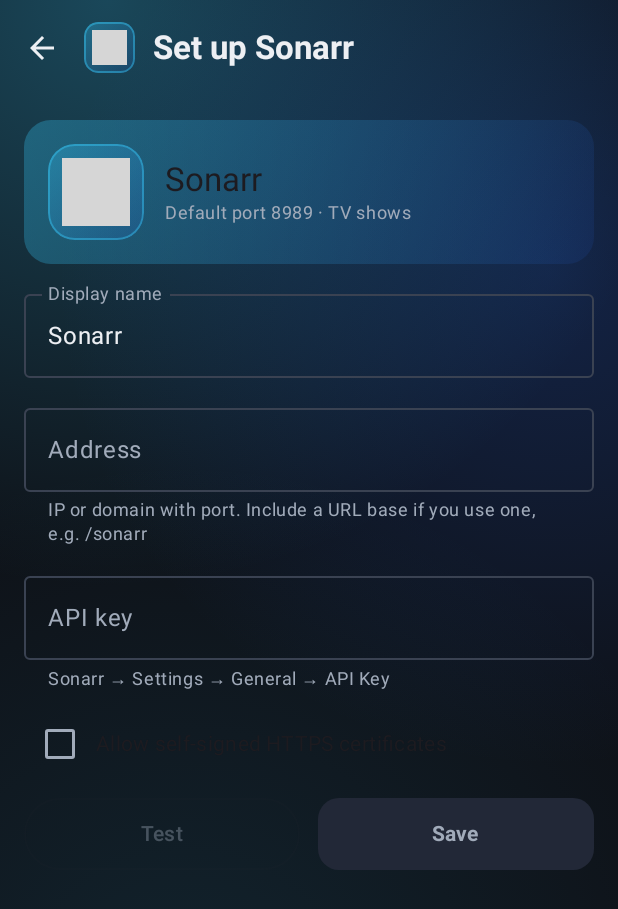
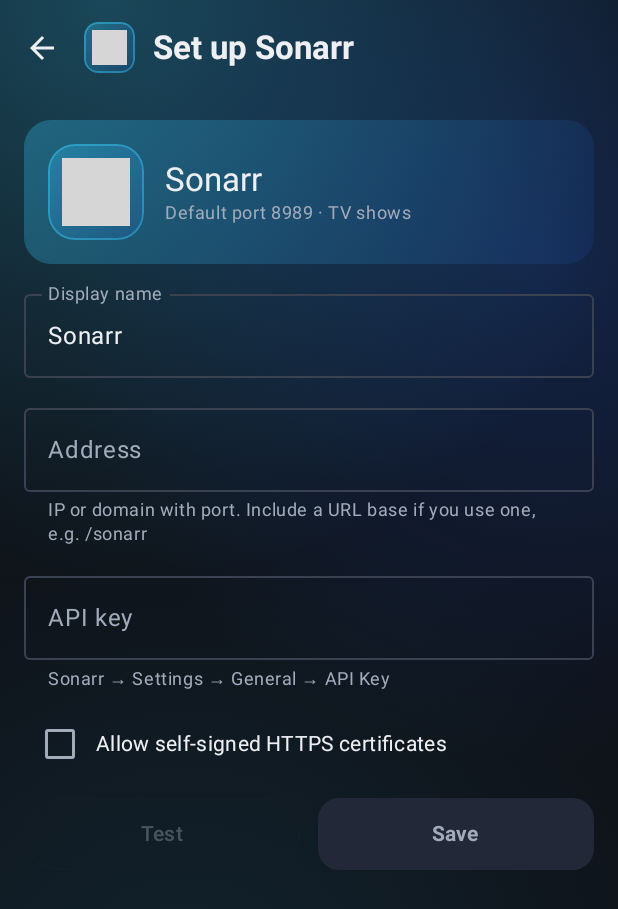
Before and after one commit to bdlnaredi/Arrmada360, an Android app built with Jetpack Compose: the composable ServiceEditorScreen called with empty values, on a phone screen of 412 x 824 dp. Shown: the top 909 px of the screen. Run offline under Robolectric (Android 15) with nearby library versions, the phone set to English and light mode, and no system bars; our stand-ins replace Shimmer; pictures from the network do not load; grey boxes are pictures that could not be loaded.

Commit message:
Fix black text on dark background; bold white titles for Sonarr/Radarr
Plain text now defaults to the light theme colour everywhere, and media titles
(library, details, calendar, queue, episodes, search, Seerr, Tautulli) are bold white.

Co-Authored-By: Claude Opus 5.5 <noreply@anthropic.com>
Claude-Session: https://claude.ai/code/session_01371EJp1eiECjp2amPHvCGM

```diff
--- a/app/src/main/java/com/arrmada360/app/ui/Common.kt
+++ b/app/src/main/java/com/arrmada360/app/ui/Common.kt
@@ -194,7 +194,12 @@ fun AppBackground(modifier: Modifier = Modifier, content: @Composable () -> Unit
                 radius = w * 0.9f, center = Offset(w * 0.3f, h * (0.85f - 0.1f * drift)),
             )
         },
-    ) { content() }
+    ) {
+        // Make every plain Text light by default (a transparent background otherwise falls back to black).
+        androidx.compose.runtime.CompositionLocalProvider(
+            androidx.compose.material3.LocalContentColor provides MaterialTheme.colorScheme.onBackground,
+        ) { content() }
+    }
 }
 
 
@@ -249,6 +254,7 @@ fun AppScaffold(
             },
             floatingActionButton = fab,
             containerColor = Color.Transparent,
+            contentColor = MaterialTheme.colorScheme.onBackground,
             content = content,
         )
     }
--- a/app/src/main/java/com/arrmada360/app/ui/screens/IndexerScreens.kt
+++ b/app/src/main/java/com/arrmada360/app/ui/screens/IndexerScreens.kt
@@ -263,7 +263,7 @@ private fun MediaRow(items: List<MediaItem>, onClick: (MediaItem) -> Unit) {
         items(items) { m ->
             Column(Modifier.width(104.dp).clickable { onClick(m) }) {
                 Poster(m.poster, Modifier.fillMaxWidth(), fallback = m.title)
-                Text(m.title, style = MaterialTheme.typography.bodySmall, maxLines = 2, overflow = TextOverflow.Ellipsis)
+                Text(m.title, style = MaterialTheme.typography.bodySmall, maxLines = 2, overflow = TextOverflow.Ellipsis, fontWeight = FontWeight.Bold, color = androidx.compose.ui.graphics.Color.White)
                 if (m.year > 0) Text(m.year.toString(), style = MaterialTheme.typography.labelSmall, color = MaterialTheme.colorScheme.onSurfaceVariant)
             }
         }
--- a/app/src/main/java/com/arrmada360/app/ui/screens/MiscScreens.kt
+++ b/app/src/main/java/com/arrmada360/app/ui/screens/MiscScreens.kt
@@ -122,7 +122,7 @@ private fun RequestsTab(api: SeerrApi) {
                             Poster(r.poster, Modifier.width(64.dp), fallback = r.title)
                             Spacer(Modifier.width(12.dp))
                             Column(Modifier.weight(1f)) {
-                                Text(r.title, style = MaterialTheme.typography.titleSmall, maxLines = 2, overflow = TextOverflow.Ellipsis)
+                                Text(r.title, style = MaterialTheme.typography.titleSmall, maxLines = 2, overflow = TextOverflow.Ellipsis, fontWeight = FontWeight.Bold, color = androidx.compose.ui.graphics.Color.White)
                                 Text("${if (r.type == "tv") "TV" else "Movie"}${if (r.is4k) " · 4K" else ""}${if (r.seasons.isNotEmpty()) " · " + r.seasons else ""}",
                                     style = MaterialTheme.typography.bodySmall, color = MaterialTheme.colorScheme.onSurfaceVariant, maxLines = 1)
                                 Text("by ${r.requestedBy} · ${fmtDate(r.created)}", style = MaterialTheme.typography.labelSmall, color = MaterialTheme.colorScheme.onSurfaceVariant)
@@ -178,7 +178,7 @@ private fun DiscoverTab(api: SeerrApi) {
                                 Pill(when (m.status) { 5 -> "Available"; 4 -> "Partial"; 3 -> "Processing"; else -> "Requested" }, if (m.status >= 4) Good else Warn)
                             }
                         }
-                        Text(m.title, style = MaterialTheme.typography.bodySmall, maxLines = 1, overflow = TextOverflow.Ellipsis)
+                        Text(m.title, style = MaterialTheme.typography.bodySmall, maxLines = 1, overflow = TextOverflow.Ellipsis, fontWeight = FontWeight.Bold, color = androidx.compose.ui.graphics.Color.White)
                         Text("${m.year} · ${if (m.mediaType == "tv") "TV" else "Movie"}", style = MaterialTheme.typography.labelSmall, color = MaterialTheme.colorScheme.onSurfaceVariant)
                     }
                 }
@@ -261,7 +261,7 @@ private fun ActivityTab(api: TautulliApi) {
                         Poster(s.thumb, Modifier.width(64.dp), fallback = s.title)
                         Spacer(Modifier.width(12.dp))
                         Column(Modifier.weight(1f)) {
-                            Text(s.title, style = MaterialTheme.typography.titleSmall, maxLines = 1, overflow = TextOverflow.Ellipsis)
+                            Text(s.title, style = MaterialTheme.typography.titleSmall, maxLines = 1, overflow = TextOverflow.Ellipsis, fontWeight = FontWeight.Bold, color = androidx.compose.ui.graphics.Color.White)
                             Text(s.subtitle, style = MaterialTheme.typography.bodySmall, color = MaterialTheme.colorScheme.onSurfaceVariant, maxLines = 1, overflow = TextOverflow.Ellipsis)
                             Text("${s.user} · ${s.player}", style = MaterialTheme.typography.labelSmall, maxLines = 1)
                             Spacer(Modifier.height(4.dp))
```
Also changed, not shown: app/src/main/java/com/arrmada360/app/ui/screens/ArrScreens.kt (+8 -8 lines).
